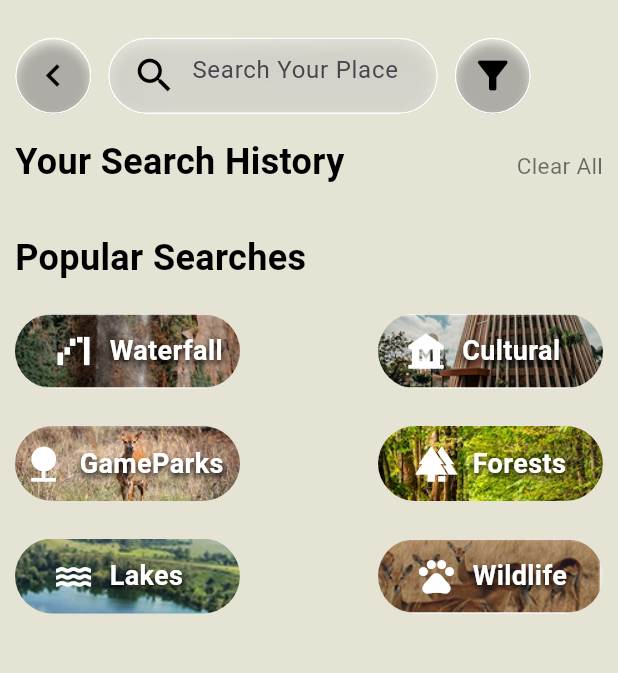
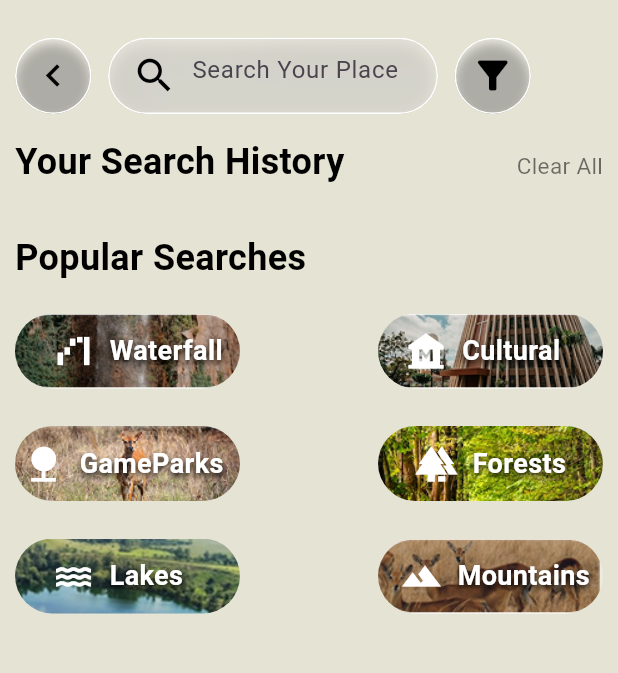
Before and after one commit to Alvin11David/UGANDA-EXPLORE, a Flutter app: the SearchScreen screen opened directly, on a phone screen of 412 x 824 dp, the part 135-808 px from its top. Run offline on Flutter 3.47's test engine with Material 3 defaults, Android fonts, the light colour scheme and no system bars; our stand-ins replace camera, cloud_firestore, firebase_auth, firebase_core, flutter_compass, flutter_svg and 8 more; accounts and stored records are empty; Roboto replaces fonts that are missing (Poppins).

Commit message:
added nav

```diff
--- a/uganda_explore/lib/screens/home/search_screen.dart
+++ b/uganda_explore/lib/screens/home/search_screen.dart
@@ -307,7 +307,7 @@ class _SearchScreenState extends State<SearchScreen> {
                         context,
                         MaterialPageRoute(
                           builder: (_) =>
-                              ResultsScreen(selectedText: "Waterfalls"),
+                              ResultsScreen(selectedText: "Waterfall"),
                         ),
                       );
                     },
@@ -363,7 +363,7 @@ class _SearchScreenState extends State<SearchScreen> {
                         context,
                         MaterialPageRoute(
                           builder: (_) =>
-                              ResultsScreen(selectedText: "Cultural Sites"),
+                              ResultsScreen(selectedText: "Historical Site"),
                         ),
                       );
                     },
@@ -478,7 +478,7 @@ class _SearchScreenState extends State<SearchScreen> {
                         context,
                         MaterialPageRoute(
                           builder: (_) =>
-                              ResultsScreen(selectedText: "Forests"),
+                              ResultsScreen(selectedText: "Forest"),
                         ),
                       );
                     },
@@ -592,7 +592,7 @@ class _SearchScreenState extends State<SearchScreen> {
                         context,
                         MaterialPageRoute(
                           builder: (_) =>
-                              ResultsScreen(selectedText: "Wildlife"),
+                              ResultsScreen(selectedText: "Mountain"),
                         ),
                       );
                     },
@@ -609,16 +609,16 @@ class _SearchScreenState extends State<SearchScreen> {
                       child: Row(
                         children: [
                           const Padding(
-                            padding: EdgeInsets.only(left: 25),
+                            padding: EdgeInsets.only(left: 15),
                             child: Icon(
-                              Icons.pets,
+                              Icons.terrain,
                               color: Color.fromARGB(255, 255, 255, 255),
                               size: 28,
                             ),
                           ),
                           const SizedBox(width: 10),
                           const Text(
-                            "Wildlife",
+                            "Mountains",
                             style: TextStyle(
                               fontFamily: 'Poppins',
                               fontWeight: FontWeight.bold,
```
Also changed, not shown: uganda_explore/lib/screens/places/place_details_screen.dart (line endings or trailing spaces).
